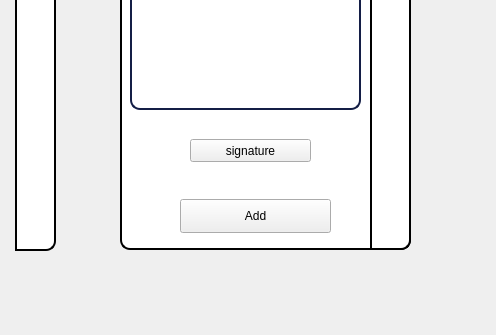
The window that contract.ui (HyperDarkmoon/TVEmpire) describes before a commit, drawn with Qt 5; both pictures show x 0 to 496 and y 441 to 776 of the 1276 by 776 pixel window.
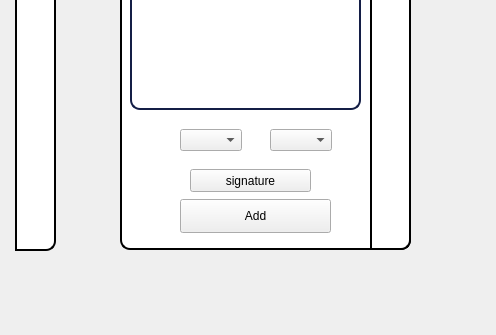
The same window after the commit. Icons and pictures are not drawn.

```diff
--- a/contract.ui
+++ b/contract.ui
@@ -487,7 +487,7 @@
     <property name="geometry">
      <rect>
       <x>70</x>
-      <y>540</y>
+      <y>570</y>
       <width>121</width>
       <height>23</height>
      </rect>
@@ -496,6 +496,26 @@
      <string>signature</string>
     </property>
    </widget>
+   <widget class="QComboBox" name="idE">
+    <property name="geometry">
+     <rect>
+      <x>150</x>
+      <y>530</y>
+      <width>62</width>
+      <height>22</height>
+     </rect>
+    </property>
+   </widget>
+   <widget class="QComboBox" name="idS">
+    <property name="geometry">
+     <rect>
+      <x>60</x>
+      <y>530</y>
+      <width>62</width>
+      <height>22</height>
+     </rect>
+    </property>
+   </widget>
    <zorder>label_5</zorder>
    <zorder>lineEdit_2</zorder>
    <zorder>add_btn</zorder>
@@ -511,6 +531,8 @@
    <zorder>lineEdit_4</zorder>
    <zorder>lineEdit_6</zorder>
    <zorder>pushButton</zorder>
+   <zorder>idE</zorder>
+   <zorder>idS</zorder>
   </widget>
  </widget>
  <resources/>
```
